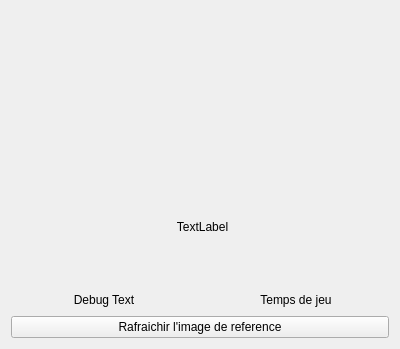
The window that mainwindow.ui (Thomas-Casadevall/AMazeIng) describes before a commit, drawn with Qt 5.
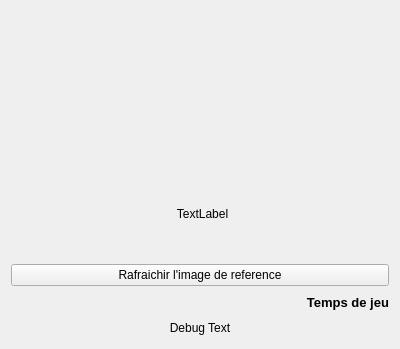
The same window after the commit. Custom widgets are drawn as their Qt base class.

Commit message: Ajout Temps

The edit to the form file:
```diff
--- a/mainwindow.ui
+++ b/mainwindow.ui
@@ -27,7 +27,9 @@
   </property>
   <layout class="QVBoxLayout" name="verticalLayout">
    <item>
-    <widget class="MazeWidget" name="maze" native="true"/>
+    <widget class="MazeWidget" name="maze" native="true">
+     <layout class="QGridLayout" name="gridLayout"/>
+    </widget>
    </item>
    <item>
     <widget class="QWidget" name="opencvwidget" native="true">
@@ -52,42 +54,6 @@
      </widget>
     </widget>
    </item>
-   <item>
-    <layout class="QHBoxLayout" name="horizontalLayout">
-     <item>
-      <widget class="QLabel" name="statutLabel_">
-       <property name="maximumSize">
-        <size>
-         <width>380</width>
-         <height>20</height>
-        </size>
-       </property>
-       <property name="text">
-        <string>Debug Text</string>
-       </property>
-       <property name="alignment">
-        <set>Qt::AlignCenter</set>
-       </property>
-      </widget>
-     </item>
-     <item>
-      <widget class="QLabel" name="tempsDeJeuLabel_">
-       <property name="maximumSize">
-        <size>
-         <width>380</width>
-         <height>20</height>
-        </size>
-       </property>
-       <property name="text">
-        <string>Temps de jeu</string>
-       </property>
-       <property name="alignment">
-        <set>Qt::AlignCenter</set>
-       </property>
-      </widget>
-     </item>
-    </layout>
-   </item>
    <item>
     <widget class="QPushButton" name="pushButton">
      <property name="text">
@@ -95,6 +61,51 @@
      </property>
     </widget>
    </item>
+   <item>
+    <widget class="QLabel" name="tempsDeJeuLabel_">
+     <property name="maximumSize">
+      <size>
+       <width>380</width>
+       <height>20</height>
+      </size>
+     </property>
+     <property name="font">
+      <font>
+       <pointsize>10</pointsize>
+       <weight>75</weight>
+       <bold>true</bold>
+      </font>
+     </property>
+     <property name="autoFillBackground">
+      <bool>false</bool>
+     </property>
+     <property name="text">
+      <string>Temps de jeu</string>
+     </property>
+     <property name="alignment">
+      <set>Qt::AlignRight|Qt::AlignTrailing|Qt::AlignVCenter</set>
+     </property>
+     <property name="indent">
+      <number>-1</number>
+     </property>
+    </widget>
+   </item>
+   <item>
+    <widget class="QLabel" name="statutLabel_">
+     <property name="maximumSize">
+      <size>
+       <width>380</width>
+       <height>20</height>
+      </size>
+     </property>
+     <property name="text">
+      <string>Debug Text</string>
+     </property>
+     <property name="alignment">
+      <set>Qt::AlignCenter</set>
+     </property>
+    </widget>
+   </item>
   </layout>
  </widget>
  <customwidgets>
```
The commit also changes 2 other files.
